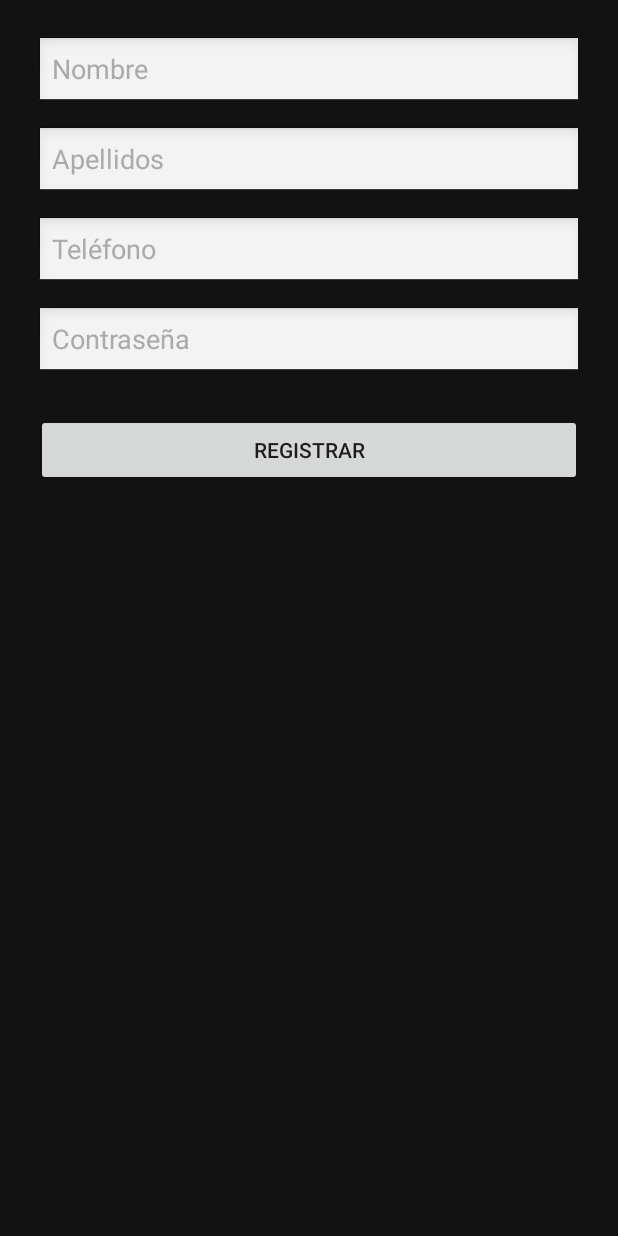
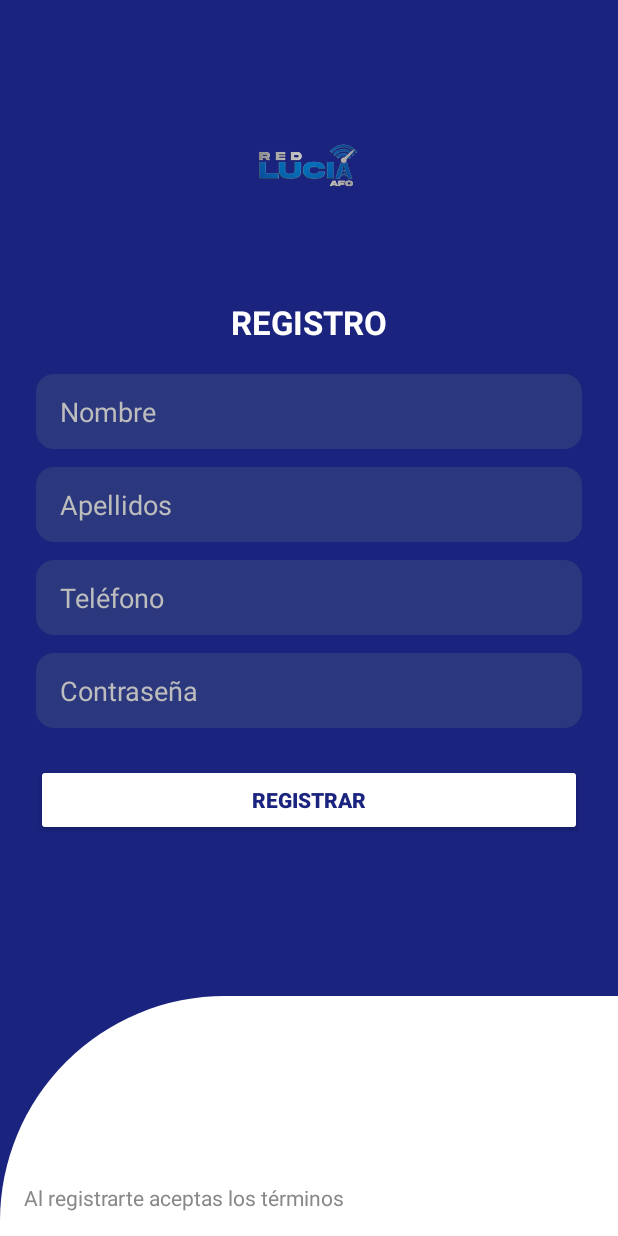
Before and after one commit to JulianOcon/APP_ReproductorVideos, an Android app: the screen it shows after launch (RegisterActivity), after a tap on "Regístrate Aquí", on a phone screen of 412 x 824 dp. Run offline under Robolectric (Android 15) with nearby library versions, the phone set to English and light mode, and no system bars.

Commit message:
cambios de diseños julian

```diff
--- a/app/src/main/java/com/example/reproductorvideos/LoginActivity.java
+++ b/app/src/main/java/com/example/reproductorvideos/LoginActivity.java
@@ -7,6 +7,7 @@ import android.widget.Button;
 import android.widget.EditText;
 import android.widget.TextView;
 import android.widget.Toast;
+import android.provider.Settings;
 
 import androidx.appcompat.app.AppCompatActivity;
 
@@ -47,7 +48,9 @@ public class LoginActivity extends AppCompatActivity {
                 return;
             }
 
-            LoginRequest request = new LoginRequest(usuario, contrasena);
+            String dispositivoHash = Settings.Secure.getString(getContentResolver(), Settings.Secure.ANDROID_ID);
+            LoginRequest request = new LoginRequest(usuario, contrasena, dispositivoHash);
+
             ApiService api = RetrofitClient.getApiService();
 
             api.login(request).enqueue(new Callback<LoginResponse>() {
--- a/app/src/main/java/com/example/reproductorvideos/MainActivity.java
+++ b/app/src/main/java/com/example/reproductorvideos/MainActivity.java
@@ -113,7 +113,7 @@ public class MainActivity extends AppCompatActivity {
 
     private void obtenerUrlDelServidor() {
         Retrofit retrofitTemporal = new Retrofit.Builder()
-                .baseUrl("http://192.168.1.12:3000/api/")
+                .baseUrl("http://10.20.106.81:3000/api/")
                 .addConverterFactory(GsonConverterFactory.create())
                 .build();
 
--- /dev/null
+++ b/app/src/main/java/com/example/reproductorvideos/SplashActivity.java
@@ -0,0 +1,29 @@
+package com.example.reproductorvideos;
+
+import android.content.Intent;
+import android.os.Bundle;
+import android.os.Handler;
+import android.view.animation.Animation;
+import android.view.animation.AnimationUtils;
+import android.widget.ImageView;
+
+import androidx.appcompat.app.AppCompatActivity;
+
+public class SplashActivity extends AppCompatActivity {
+
+    @Override
+    protected void onCreate(Bundle savedInstanceState) {
+        super.onCreate(savedInstanceState);
+        setContentView(R.layout.activity_splash);
+
+        ImageView logo = findViewById(R.id.logoBlanco);
+        Animation palpitar = AnimationUtils.loadAnimation(this, R.anim.palpitar);
+        logo.startAnimation(palpitar);
+
+        // Ir al Login después de 2.5 segundos
+        new Handler().postDelayed(() -> {
+            startActivity(new Intent(SplashActivity.this, LoginActivity.class));
+            finish();
+        }, 1500);
+    }
+}
--- a/app/src/main/java/com/example/reproductorvideos/network/RetrofitClient.java
+++ b/app/src/main/java/com/example/reproductorvideos/network/RetrofitClient.java
@@ -7,7 +7,7 @@
 
     public class RetrofitClient {
         private static Retrofit retrofit = null;
-        private static String BASE_URL = "http://192.168.1.12:3000/api/"; // valor por defecto
+        private static String BASE_URL = "http://10.20.106.81:3000/api/"; // valor por defecto
 
         // Permite cambiar la URL en tiempo de ejecución
         public static void setBaseUrl(String url) {
--- /dev/null
+++ b/app/src/main/res/anim/palpitar.xml
@@ -0,0 +1,10 @@
+<scale xmlns:android="http://schemas.android.com/apk/res/android"
+    android:duration="800"
+    android:fromXScale="1"
+    android:toXScale="1.2"
+    android:fromYScale="1"
+    android:toYScale="1.2"
+    android:pivotX="50%"
+    android:pivotY="50%"
+    android:repeatCount="infinite"
+    android:repeatMode="reverse" />
--- /dev/null
+++ b/app/src/main/res/drawable/search_bar_background.xml
@@ -0,0 +1,5 @@
+<shape xmlns:android="http://schemas.android.com/apk/res/android"
+    android:shape="rectangle">
+    <solid android:color="#2C2C2C" />
+    <corners android:radius="20dp" />
+</shape>
--- a/app/src/main/res/layout/activity_register.xml
+++ b/app/src/main/res/layout/activity_register.xml
@@ -1,61 +1,114 @@
 <?xml version="1.0" encoding="utf-8"?>
-<ScrollView xmlns:android="http://schemas.android.com/apk/res/android"
+<FrameLayout xmlns:android="http://schemas.android.com/apk/res/android"
+    android:layout_width="match_parent"
+    android:layout_height="match_parent">
+
+    <!-- Fondo azul con contenido en scroll -->
+    <ScrollView
         android:layout_width="match_parent"
         android:layout_height="match_parent"
-    android:background="#121212"
-    android:padding="24dp">
+        android:fillViewport="true">
 
         <LinearLayout
             android:orientation="vertical"
             android:layout_width="match_parent"
-        android:layout_height="wrap_content">
+            android:layout_height="wrap_content"
+            android:background="#1A237E"
+            android:padding="24dp"
+            android:gravity="top|center_horizontal">
 
+            <!-- Logo -->
+            <ImageView
+                android:id="@+id/logo"
+                android:layout_width="128dp"
+                android:layout_height="128dp"
+                android:src="@drawable/icredlucia"
+                android:layout_marginTop="24dp"
+                android:layout_marginBottom="24dp" />
+
+            <!-- Título -->
+            <TextView
+                android:layout_width="wrap_content"
+                android:layout_height="wrap_content"
+                android:text="REGISTRO"
+                android:textColor="#FFFFFF"
+                android:textSize="22sp"
+                android:textStyle="bold"
+                android:layout_marginBottom="20dp" />
+
+            <!-- Campos -->
             <EditText
                 android:id="@+id/etNombre"
                 android:layout_width="match_parent"
-            android:layout_height="wrap_content"
+                android:layout_height="50dp"
                 android:hint="Nombre"
-            android:textColor="#000000"
-            android:textColorHint="#AAAAAA"
-            android:background="@android:drawable/edit_text"
+                android:background="@drawable/bg_edittext"
+                android:textColor="#FFFFFF"
+                android:textColorHint="#BDBDBD"
+                android:paddingHorizontal="16dp"
                 android:layout_marginBottom="12dp" />
 
             <EditText
                 android:id="@+id/etApellidos"
                 android:layout_width="match_parent"
-            android:layout_height="wrap_content"
+                android:layout_height="50dp"
                 android:hint="Apellidos"
-            android:textColor="#000000"
-            android:textColorHint="#AAAAAA"
-            android:background="@android:drawable/edit_text"
+                android:background="@drawable/bg_edittext"
+                android:textColor="#FFFFFF"
+                android:textColorHint="#BDBDBD"
+                android:paddingHorizontal="16dp"
                 android:layout_marginBottom="12dp" />
 
             <EditText
                 android:id="@+id/etTelefono"
                 android:layout_width="match_parent"
-            android:layout_height="wrap_content"
+                android:layout_height="50dp"
                 android:hint="Teléfono"
                 android:inputType="phone"
-            android:textColor="#000000"
-            android:textColorHint="#AAAAAA"
-            android:background="@android:drawable/edit_text"
+                android:background="@drawable/bg_edittext"
+                android:textColor="#FFFFFF"
+                android:textColorHint="#BDBDBD"
+                android:paddingHorizontal="16dp"
                 android:layout_marginBottom="12dp" />
 
             <EditText
                 android:id="@+id/etContrasena"
                 android:layout_width="match_parent"
-            android:layout_height="wrap_content"
+                android:layout_height="50dp"
                 android:hint="Contraseña"
                 android:inputType="textPassword"
-            android:textColor="#000000"
-            android:textColorHint="#AAAAAA"
-            android:background="@android:drawable/edit_text"
+                android:background="@drawable/bg_edittext"
+                android:textColor="#FFFFFF"
+                android:textColorHint="#BDBDBD"
+                android:paddingHorizontal="16dp"
                 android:layout_marginBottom="24dp" />
 
+            <!-- Botón -->
             <Button
                 android:id="@+id/btnRegistrar"
                 android:layout_width="match_parent"
-            android:layout_height="wrap_content"
-            android:text="Registrar" />
+                android:layout_height="48dp"
+                android:text="REGISTRAR"
+                android:textColor="#1A237E"
+                android:textStyle="bold"
+                android:backgroundTint="#FFFFFF" />
         </LinearLayout>
     </ScrollView>
+
+    <!-- Capa blanca curva inferior -->
+    <View
+        android:layout_width="match_parent"
+        android:layout_height="160dp"
+        android:layout_gravity="bottom"
+        android:background="@drawable/bg_diagonal" />
+
+    <!-- Términos -->
+    <TextView
+        android:layout_width="wrap_content"
+        android:layout_height="wrap_content"
+        android:text="Al registrarte aceptas los términos"
+        android:textColor="#888888"
+        android:textSize="14sp"
+        android:layout_gravity="bottom|start"
+        android:layout_margin="16dp" />
+</FrameLayout>
```
Also changed, not shown: app/src/main/AndroidManifest.xml (+5 -2 lines), app/src/main/java/com/example/reproductorvideos/model/LoginRequest.java (+7 -1 lines), app/src/main/res/anim/alpitar.xml (added, +11 -0 lines), app/src/main/res/drawable/circle_glow.xml (added, +11 -0 lines), app/src/main/res/layout/activity_main.xml (+53 -20 lines), app/src/main/res/layout/activity_splash.xml (added, +23 -0 lines), app/src/main/res/layout/item_search_history.xml (added, +35 -0 lines), app/src/main/res/drawable/ic_arrow.png (added), app/src/main/res/drawable/ic_history.png (added). Lines whose indentation alone changed are shown as unchanged.
